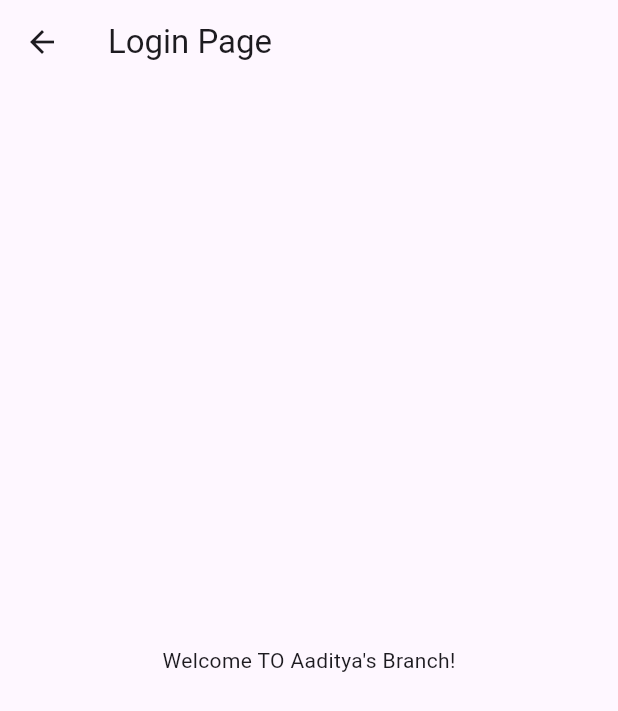
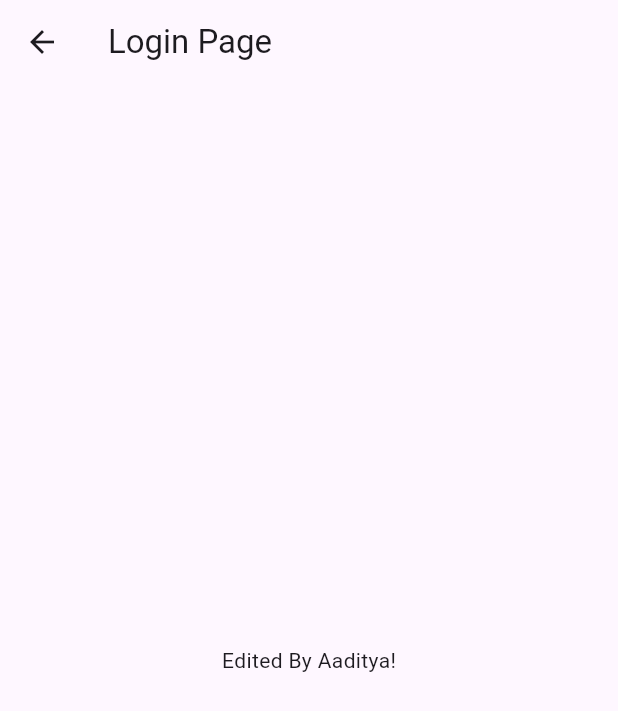
Before and after one commit to Aadi-124/TicketSharing---Frontend, a Flutter app: the Page1 screen opened directly, on a phone screen of 412 x 824 dp. Shown: the top 711 px of the screen. Run offline on Flutter 3.47's test engine with Material 2 defaults, Android fonts, the phone set to English and light mode, and no system bars; our stand-ins replace another_flushbar.

Commit message:
Update Page1.dart

```diff
--- a/lib/Page1.dart
+++ b/lib/Page1.dart
@@ -15,7 +15,7 @@ class Page1 extends StatelessWidget{
         title:const Text('Login Page'),
       ),
       body:const Center(
-        child:Text("Welcome TO Aaditya's Branch!")
+        child:Text("Edited By Aaditya!")
       ),
       );
 
```
